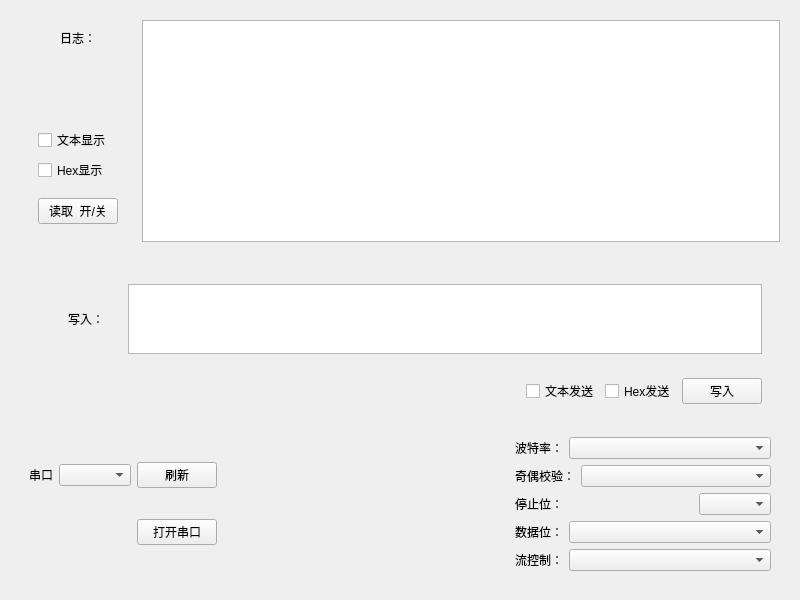
This is widget.ui in nex-bin/QTserialport01 as Qt 5 draws it before an edit. The edited form follows.
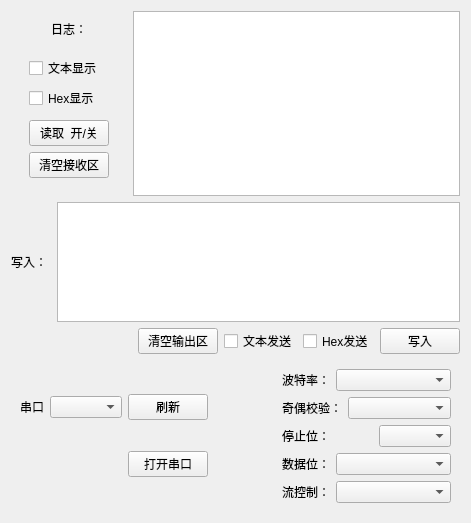
This is the edited form.

```diff
--- a/widget.ui
+++ b/widget.ui
@@ -6,12 +6,12 @@
    <rect>
     <x>0</x>
     <y>0</y>
-    <width>800</width>
-    <height>600</height>
+    <width>471</width>
+    <height>523</height>
    </rect>
   </property>
   <property name="sizePolicy">
-   <sizepolicy hsizetype="Fixed" vsizetype="Fixed">
+   <sizepolicy hsizetype="Preferred" vsizetype="Preferred">
     <horstretch>0</horstretch>
     <verstretch>0</verstretch>
    </sizepolicy>
@@ -19,16 +19,13 @@
   <property name="windowTitle">
    <string>串口工具</string>
   </property>
-  <layout class="QVBoxLayout" name="verticalLayout_2">
+  <layout class="QGridLayout" name="gridLayout_2">
+   <item row="0" column="0">
+    <layout class="QVBoxLayout" name="verticalLayout_6">
    <item>
-    <widget class="QWidget" name="widget_3" native="true">
-     <property name="sizePolicy">
-      <sizepolicy hsizetype="Expanding" vsizetype="Expanding">
-       <horstretch>0</horstretch>
-       <verstretch>0</verstretch>
-      </sizepolicy>
-     </property>
-     <layout class="QHBoxLayout" name="horizontalLayout">
+      <layout class="QVBoxLayout" name="verticalLayout_4" stretch="2">
+       <item>
+        <layout class="QHBoxLayout" name="horizontalLayout_5" stretch="1,7">
       <item>
        <widget class="QWidget" name="widget_8" native="true">
         <layout class="QVBoxLayout" name="verticalLayout_3">
@@ -52,87 +49,16 @@
            </property>
           </spacer>
          </item>
-         <item>
-          <spacer name="verticalSpacer_7">
-           <property name="orientation">
-            <enum>Qt::Orientation::Vertical</enum>
-           </property>
-           <property name="sizeHint" stdset="0">
-            <size>
-             <width>20</width>
-             <height>40</height>
-            </size>
-           </property>
-          </spacer>
-         </item>
-         <item>
-          <spacer name="verticalSpacer_6">
-           <property name="orientation">
-            <enum>Qt::Orientation::Vertical</enum>
-           </property>
-           <property name="sizeHint" stdset="0">
-            <size>
-             <width>20</width>
-             <height>40</height>
-            </size>
-           </property>
-          </spacer>
-         </item>
-         <item>
-          <spacer name="verticalSpacer_4">
-           <property name="orientation">
-            <enum>Qt::Orientation::Vertical</enum>
-           </property>
-           <property name="sizeHint" stdset="0">
-            <size>
-             <width>20</width>
-             <height>40</height>
-            </size>
-           </property>
-          </spacer>
-         </item>
-         <item>
-          <spacer name="verticalSpacer">
-           <property name="orientation">
-            <enum>Qt::Orientation::Vertical</enum>
-           </property>
-           <property name="sizeHint" stdset="0">
-            <size>
-             <width>20</width>
-             <height>40</height>
-            </size>
-           </property>
-          </spacer>
-         </item>
-         <item>
-          <spacer name="verticalSpacer_5">
-           <property name="orientation">
-            <enum>Qt::Orientation::Vertical</enum>
-           </property>
-           <property name="sizeHint" stdset="0">
-            <size>
-             <width>20</width>
-             <height>40</height>
-            </size>
-           </property>
-          </spacer>
-         </item>
-         <item>
-          <spacer name="verticalSpacer_3">
-           <property name="orientation">
-            <enum>Qt::Orientation::Vertical</enum>
-           </property>
-           <property name="sizeHint" stdset="0">
-            <size>
-             <width>20</width>
-             <height>40</height>
-            </size>
-           </property>
-          </spacer>
-         </item>
          <item>
           <widget class="QWidget" name="widget_7" native="true">
            <layout class="QGridLayout" name="gridLayout">
+               <item row="1" column="0">
+                <widget class="QPushButton" name="pushButton_4">
+                 <property name="text">
+                  <string>读取  开/关</string>
+                 </property>
+                </widget>
+               </item>
             <item row="0" column="0">
              <layout class="QVBoxLayout" name="verticalLayout">
               <item>
@@ -164,10 +90,10 @@
               </item>
              </layout>
             </item>
-            <item row="1" column="0">
-             <widget class="QPushButton" name="pushButton_4">
+               <item row="2" column="0">
+                <widget class="QPushButton" name="pushButton_5">
               <property name="text">
-               <string>读取  开/关</string>
+                  <string>清空接收区</string>
               </property>
              </widget>
             </item>
@@ -181,79 +107,71 @@
        <widget class="QTextBrowser" name="textBrowser"/>
       </item>
      </layout>
-    </widget>
-   </item>
+       </item>
+      </layout>
+     </item>
    <item>
-    <widget class="QWidget" name="widget_5" native="true">
-     <property name="sizePolicy">
-      <sizepolicy hsizetype="Expanding" vsizetype="Expanding">
-       <horstretch>0</horstretch>
-       <verstretch>0</verstretch>
-      </sizepolicy>
-     </property>
-     <layout class="QGridLayout" name="gridLayout_6">
-      <item row="0" column="0">
-       <widget class="QWidget" name="widget_9" native="true">
-        <layout class="QGridLayout" name="gridLayout_5">
-         <item row="0" column="0">
-          <widget class="QWidget" name="widget_10" native="true">
-           <layout class="QGridLayout" name="gridLayout_2">
-            <item row="0" column="1">
+      <layout class="QVBoxLayout" name="verticalLayout_5" stretch="7,1">
+       <item>
+        <layout class="QVBoxLayout" name="verticalLayout_2" stretch="1,1">
+         <item>
+          <layout class="QHBoxLayout" name="horizontalLayout" stretch="1,10">
+           <item>
              <widget class="QLabel" name="label_8">
               <property name="text">
                <string>写入：</string>
               </property>
              </widget>
             </item>
-            <item row="0" column="0">
-             <spacer name="horizontalSpacer_2">
-              <property name="orientation">
-               <enum>Qt::Orientation::Horizontal</enum>
-              </property>
-              <property name="sizeType">
-               <enum>QSizePolicy::Policy::Minimum</enum>
-              </property>
-              <property name="sizeHint" stdset="0">
-               <size>
-                <width>30</width>
-                <height>20</height>
-               </size>
-              </property>
-             </spacer>
-            </item>
-           </layout>
-          </widget>
-         </item>
-         <item row="0" column="1">
-          <widget class="QWidget" name="widget_6" native="true">
-           <layout class="QGridLayout" name="gridLayout_7">
-            <item row="0" column="0">
-             <widget class="QTextEdit" name="textEdit"/>
-            </item>
-           </layout>
-          </widget>
+           <item>
+            <widget class="QTextEdit" name="textEdit">
+             <property name="sizePolicy">
+              <sizepolicy hsizetype="Preferred" vsizetype="Maximum">
+               <horstretch>0</horstretch>
+               <verstretch>0</verstretch>
+              </sizepolicy>
+             </property>
+             <property name="html">
+              <string>&lt;!DOCTYPE HTML PUBLIC &quot;-//W3C//DTD HTML 4.0//EN&quot; &quot;http://www.w3.org/TR/REC-html40/strict.dtd&quot;&gt;
+&lt;html&gt;&lt;head&gt;&lt;meta name=&quot;qrichtext&quot; content=&quot;1&quot; /&gt;&lt;meta charset=&quot;utf-8&quot; /&gt;&lt;style type=&quot;text/css&quot;&gt;
+p, li { white-space: pre-wrap; }
+hr { height: 1px; border-width: 0; }
+li.unchecked::marker { content: &quot;\2610&quot;; }
+li.checked::marker { content: &quot;\2612&quot;; }
+&lt;/style&gt;&lt;/head&gt;&lt;body style=&quot; font-family:'Microsoft YaHei UI'; font-size:9pt; font-weight:400; font-style:normal;&quot;&gt;
+&lt;p style=&quot;-qt-paragraph-type:empty; margin-top:0px; margin-bottom:0px; margin-left:0px; margin-right:0px; -qt-block-indent:0; text-indent:0px;&quot;&gt;&lt;br /&gt;&lt;/p&gt;&lt;/body&gt;&lt;/html&gt;</string>
+             </property>
+            </widget>
+           </item>
+          </layout>
          </item>
-         <item row="1" column="0" colspan="2">
-          <widget class="QWidget" name="widget_4" native="true">
-           <layout class="QHBoxLayout" name="horizontalLayout_4">
-            <item>
-             <spacer name="horizontalSpacer">
-              <property name="orientation">
-               <enum>Qt::Orientation::Horizontal</enum>
-              </property>
-              <property name="sizeHint" stdset="0">
-               <size>
-                <width>418</width>
-                <height>20</height>
-               </size>
-              </property>
-             </spacer>
-            </item>
-            <item>
-             <layout class="QHBoxLayout" name="horizontalLayout_3">
               <item>
                <layout class="QHBoxLayout" name="horizontalLayout_2">
                 <item>
+            <spacer name="horizontalSpacer">
+             <property name="orientation">
+              <enum>Qt::Orientation::Horizontal</enum>
+             </property>
+             <property name="sizeHint" stdset="0">
+              <size>
+               <width>40</width>
+               <height>20</height>
+              </size>
+             </property>
+            </spacer>
+           </item>
+           <item>
+            <layout class="QHBoxLayout" name="horizontalLayout_3" stretch="2,1">
+             <item>
+              <layout class="QHBoxLayout" name="horizontalLayout_4">
+               <item>
+                <widget class="QPushButton" name="pushButton_6">
+                 <property name="text">
+                  <string>清空输出区</string>
+                 </property>
+                </widget>
+               </item>
+               <item>
                  <widget class="QCheckBox" name="checkBox">
                   <property name="text">
                    <string>文本发送</string>
@@ -279,26 +197,14 @@
              </layout>
             </item>
            </layout>
-          </widget>
          </item>
         </layout>
-       </widget>
-      </item>
-      <item row="1" column="0">
-       <layout class="QHBoxLayout" name="horizontalLayout_5">
+       </item>
+       <item>
+        <layout class="QHBoxLayout" name="horizontalLayout_11" stretch="1,1,1">
         <item>
          <widget class="QWidget" name="widget" native="true">
           <layout class="QGridLayout" name="gridLayout_4">
-           <item row="0" column="0">
-            <widget class="QLabel" name="label">
-             <property name="text">
-              <string>串口</string>
-             </property>
-            </widget>
-           </item>
-           <item row="0" column="1">
-            <widget class="QComboBox" name="comboBox"/>
-           </item>
            <item row="0" column="2">
             <widget class="QPushButton" name="pushButton">
              <property name="text">
@@ -313,6 +219,16 @@
              </property>
             </widget>
            </item>
+            <item row="0" column="0">
+             <widget class="QLabel" name="label">
+              <property name="text">
+               <string>串口</string>
+              </property>
+             </widget>
+            </item>
+            <item row="0" column="1">
+             <widget class="QComboBox" name="comboBox"/>
+            </item>
           </layout>
          </widget>
         </item>
@@ -323,14 +239,20 @@
           </property>
           <property name="sizeHint" stdset="0">
            <size>
-            <width>30</width>
-            <height>20</height>
+             <width>296</width>
+             <height>58</height>
            </size>
           </property>
          </spacer>
         </item>
         <item>
          <widget class="QWidget" name="widget_2" native="true">
+           <property name="sizePolicy">
+            <sizepolicy hsizetype="Fixed" vsizetype="Preferred">
+             <horstretch>0</horstretch>
+             <verstretch>0</verstretch>
+            </sizepolicy>
+           </property>
           <property name="minimumSize">
            <size>
             <width>187</width>
@@ -457,7 +379,8 @@
        </layout>
       </item>
      </layout>
-    </widget>
+     </item>
+    </layout>
    </item>
   </layout>
  </widget>
```
Lines whose indentation alone changed are shown as unchanged.
